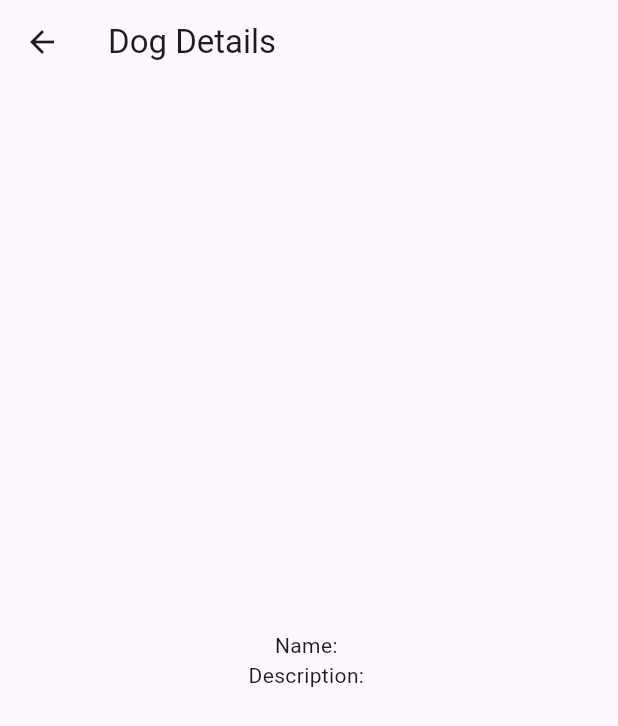
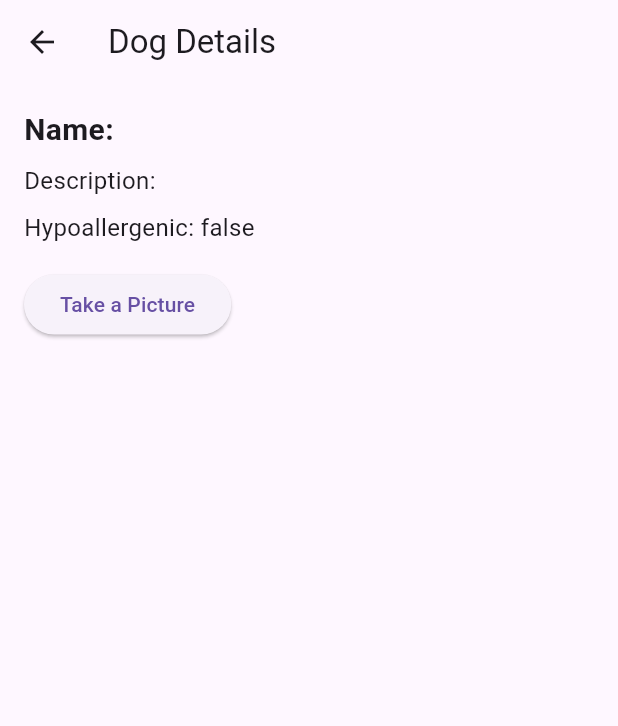
Before and after one commit to NicoleAsqui/FlutterDogApp, a Flutter app: the DogDetails screen opened directly with empty values, on a phone screen of 412 x 824 dp. Shown: the top 726 px of the screen. Run offline on Flutter 3.47's test engine with Material 3 defaults, Android fonts, the phone set to English and light mode, and no system bars; network calls fail.

Commit message:
should redirect to the details page, and add camera button

```diff
--- a/dog_app/lib/views/dog_details.dart
+++ b/dog_app/lib/views/dog_details.dart
@@ -9,14 +9,36 @@ class DogDetails extends StatelessWidget {
   @override
   Widget build(BuildContext context) {
     return Scaffold(
-      appBar: AppBar(title: Text('Dog Details')),
-      body: Center(
+      appBar: AppBar(
+        title: Text('Dog Details'),
+      ),
+      body: Padding(
+        padding: EdgeInsets.all(16.0),
         child: Column(
-          mainAxisAlignment: MainAxisAlignment.center,
+          crossAxisAlignment: CrossAxisAlignment.start,
           children: [
-            Text('Name: ${dog.name}'),
-            Text('Description: ${dog.description}'),
-            // Agregar más detalles según sea necesario
+            Text(
+              'Name: ${dog.name}',
+              style: TextStyle(fontSize: 20, fontWeight: FontWeight.bold),
+            ),
+            SizedBox(height: 8),
+            Text(
+              'Description: ${dog.description}',
+              style: TextStyle(fontSize: 16),
+            ),
+            SizedBox(height: 8),
+            Text(
+              'Hypoallergenic: ${dog.hypoallergenic}',
+              style: TextStyle(fontSize: 16),
+            ),
+            SizedBox(height: 16),
+            ElevatedButton(
+              onPressed: () {
+                // Placeholder for camera functionality
+                // Implement camera functionality in the future
+              },
+              child: Text('Take a Picture'),
+            ),
           ],
         ),
       ),
```
